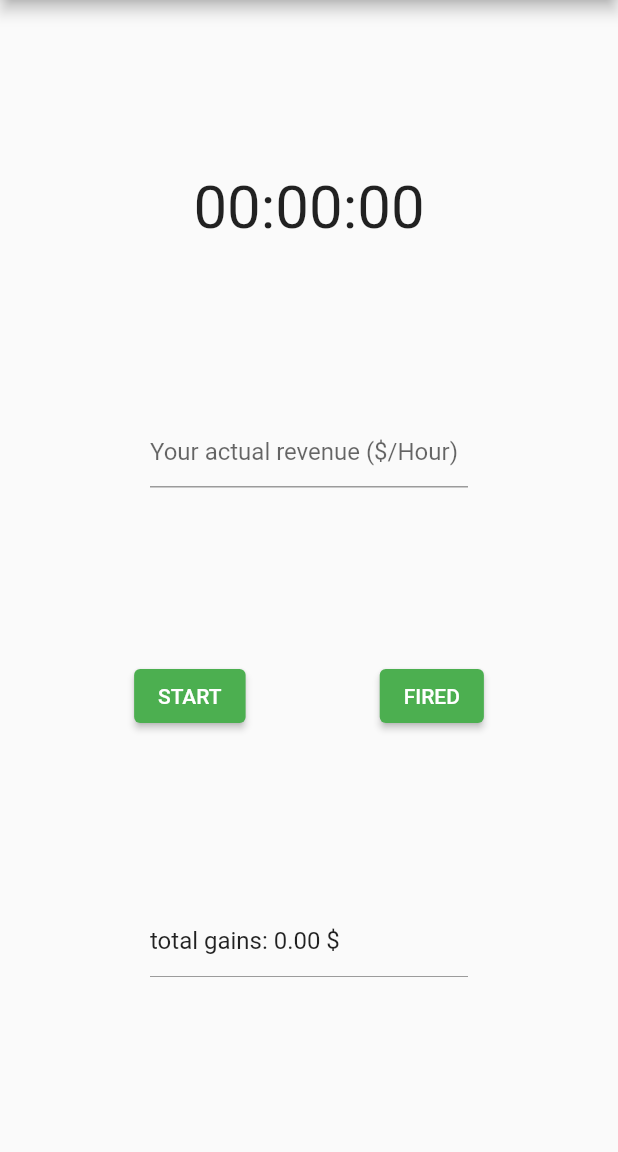
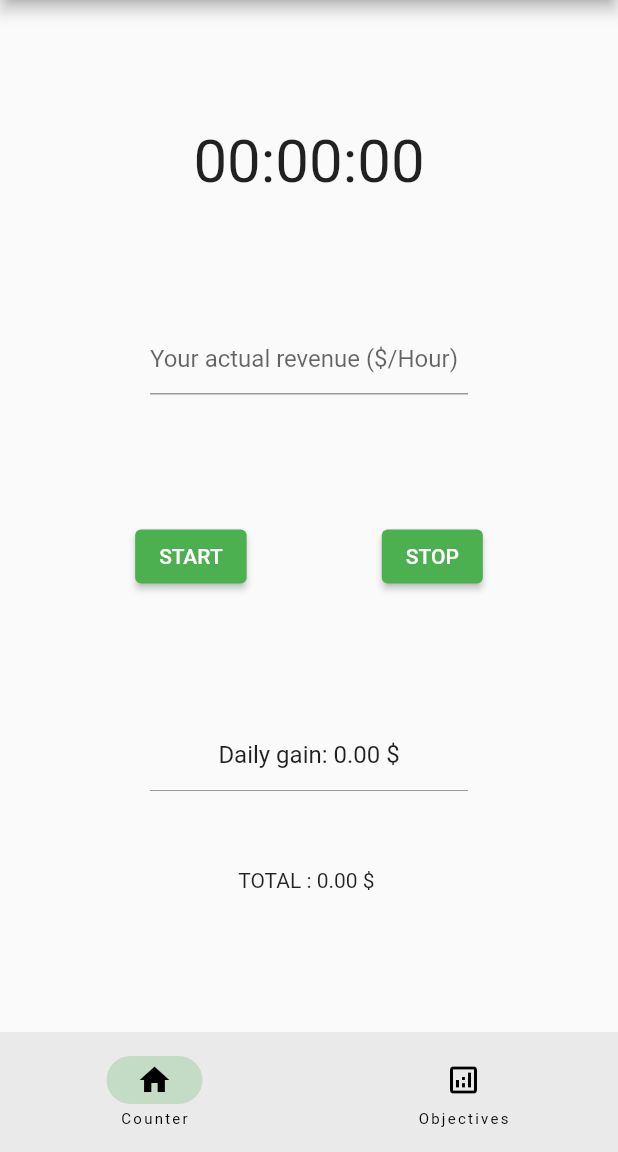
Before and after one commit to DHwass/Revenue_Manager, a Flutter app: the screen it shows after launch, on a phone screen of 412 x 824 dp, the part 84-1236 px from its top. Run offline on Flutter 3.47's test engine with Material 2 defaults, Android fonts, the light colour scheme and no system bars; our stand-ins replace sqflite; accounts and stored records are empty.

Commit message:
Objectives + BackEnd

```diff
--- /dev/null
+++ b/lib/items_functions.dart
@@ -0,0 +1,3 @@
+class GlobalHelper {
+  static double userTotal = 0.0;
+}
--- a/lib/main.dart
+++ b/lib/main.dart
@@ -5,6 +5,8 @@ import 'package:money_app/main_page.dart';
 void main() {
   runApp(const MyApp());
 }
+
+int currentPage = 0;
 
 class MyApp extends StatelessWidget {
   const MyApp({super.key});
@@ -30,6 +32,7 @@ class _RootPageState extends State<RootPage> {
   @override
   Widget build(BuildContext context) {
     return const Scaffold(
+      // ignore: prefer_const_constructors
       body: MainPage(),
     );
   }
--- a/lib/main_page.dart
+++ b/lib/main_page.dart
@@ -1,6 +1,9 @@
 import 'dart:async';
 import 'package:flutter/material.dart';
 import 'package:flutter/services.dart';
+
+import 'main.dart';
+import 'objectives.dart';
 
 class MainPage extends StatefulWidget {
   const MainPage({super.key});
@@ -17,7 +20,8 @@ class _MainPageState extends State<MainPage> {
   String textSeconds = "00", textMinutes = "00", textHours = "00";
   Timer? timer;
   bool started = false;
-  double E_total = 0;
+  double _localTotal = 0;
+  double _userTotal = 0;
   //Textfield validation
   bool _validate = false;
   bool _editable = true;
@@ -34,7 +38,7 @@ class _MainPageState extends State<MainPage> {
   //Starting function
   void start() {
     started = true;
-    timer = Timer.periodic(Duration(seconds: 1), (timer) {
+    timer = Timer.periodic(const Duration(seconds: 1), (timer) {
       int localSeconds = seconds + 1;
       int localMinutes = minutes;
       int localHours = hours;
@@ -58,14 +62,15 @@ class _MainPageState extends State<MainPage> {
         minutes = localMinutes;
         hours = localHours;
         // computing gains
-        E_total = E_total + (double.parse(dollarsPerHour.text) / 3600);
+        _localTotal = _localTotal + (double.parse(dollarsPerHour.text) / 3600);
+        _userTotal = _userTotal + (double.parse(dollarsPerHour.text) / 3600);
         textSeconds = (seconds >= 10) ? "$seconds" : "0$seconds";
         textMinutes = (minutes >= 10) ? "$minutes" : "0$minutes";
         textHours = (hours >= 10) ? "$hours" : "0$hours";
       });
 
       //testing
-      debugPrint('$E_total');
+      debugPrint('$_localTotal');
     });
   }
 
@@ -85,7 +90,7 @@ class _MainPageState extends State<MainPage> {
       _editable = true;
     });
 
-    E_total = 0;
+    _localTotal = 0;
   }
 
   @override
@@ -137,24 +142,61 @@ class _MainPageState extends State<MainPage> {
             ),
             ElevatedButton(
                 onPressed: () {
-                  debugPrint('Sorry for you');
-
                   reset();
                 },
-                child: const Text('FIRED'))
+                child: const Text('STOP'))
           ],
         ),
+        Column(
+          children: [
             Container(
               padding: const EdgeInsets.symmetric(horizontal: 100),
               height: 50,
               child: TextField(
                 enabled: false,
                 decoration: InputDecoration(
-                hintText: "total gains: " + E_total.toStringAsFixed(2) + " \$",
+                    hintText:
+                        "Daily gain: ${_localTotal.toStringAsFixed(2)} \$",
                     hintStyle: const TextStyle(color: Colors.black87)),
+                textAlign: TextAlign.center,
               ),
             ),
+            const SizedBox(
+              height: 50,
+            ),
+            Container(
+              padding: const EdgeInsets.symmetric(horizontal: 100),
+              height: 25,
+              child: Text(
+                "TOTAL : ${_userTotal.toStringAsFixed(2)} \$ ",
+              ),
+            ),
+          ],
+        )
       ]),
+      bottomNavigationBar: NavigationBar(
+        destinations: const [
+          NavigationDestination(icon: Icon(Icons.home), label: 'Counter'),
+          NavigationDestination(
+              icon: Icon(Icons.analytics_outlined), label: 'Objectives'),
+        ],
+        onDestinationSelected: (int index) {
+          setState(() {
+            currentPage = index;
+            if (index == 1) {
+              Navigator.push(
+                context,
+                MaterialPageRoute(
+                  builder: (context) => Objectives(
+                    userTotal: _userTotal,
+                  ),
+                ),
+              );
+            }
+          });
+        },
+        selectedIndex: currentPage,
+      ),
     );
   }
 }
--- a/pubspec.yaml
+++ b/pubspec.yaml
@@ -35,6 +35,7 @@ dependencies:
   # The following adds the Cupertino Icons font to your application.
   # Use with the CupertinoIcons class for iOS style icons.
   cupertino_icons: ^1.0.2
+  sqflite: ^2.2.8+4
 
 dev_dependencies:
   flutter_test:
```
Also changed, not shown: lib/SQL_helper.dart (added, +66 -0 lines), lib/objectives.dart (added, +158 -0 lines), pubspec.lock, 1 other file. Lines whose indentation alone changed are shown as unchanged.
